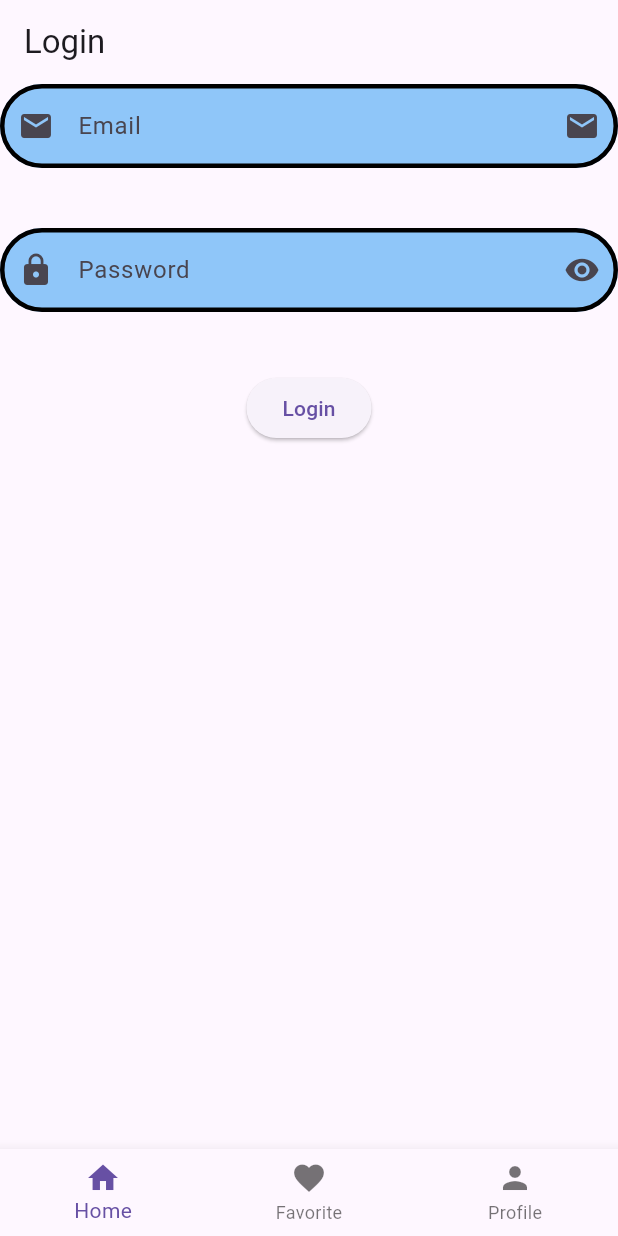
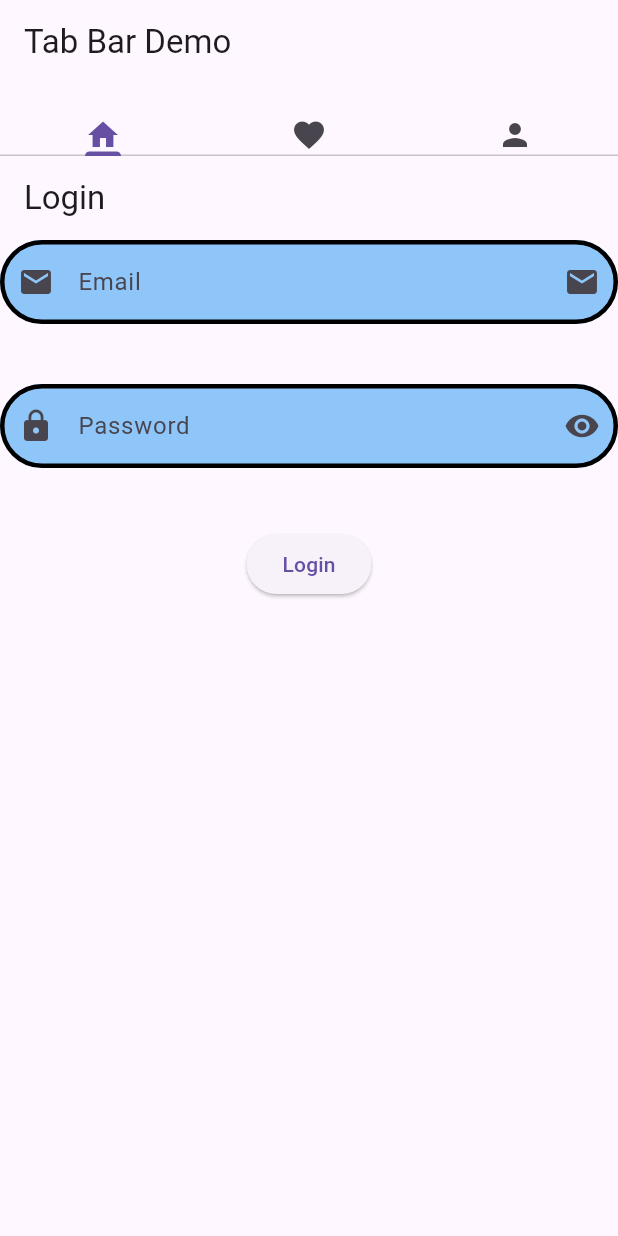
Before and after one commit to MuhammadAliKust/Flutter-B25, a Flutter app: the screen it shows after launch, on a phone screen of 412 x 824 dp. Run offline on Flutter 3.47's test engine with Material 3 defaults, Android fonts, the phone set to English and light mode, and no system bars; our stand-ins replace smooth_page_indicator, string_validator.

Commit message:
Tabbar Done

```diff
--- a/lib/main.dart
+++ b/lib/main.dart
@@ -1,5 +1,6 @@
 import 'package:flutter/material.dart';
 import 'package:flutter_b25/page_view.dart';
+import 'package:flutter_b25/tabbar_demo.dart';
 
 import 'asset_image.dart';
 import 'bottom_bar.dart';
@@ -19,7 +20,7 @@ class MyApp extends StatelessWidget {
   @override
   Widget build(BuildContext context) {
     return MaterialApp(
-      home: BottomBarDemo(),
+      home: TabbarDemo(),
       // home: Scaffold(
       //   backgroundColor: Colors.blue,
       //   appBar: AppBar(
--- /dev/null
+++ b/lib/tabbar_demo.dart
@@ -0,0 +1,30 @@
+import 'package:flutter/material.dart';
+import 'package:flutter_b25/grid_view.dart';
+import 'package:flutter_b25/login.dart';
+import 'package:flutter_b25/page_view.dart';
+
+class TabbarDemo extends StatelessWidget {
+  const TabbarDemo({super.key});
+
+  @override
+  Widget build(BuildContext context) {
+    return DefaultTabController(
+      length: 3,
+      child: Scaffold(
+        appBar: AppBar(
+          title: Text("Tab Bar Demo"),
+          bottom: TabBar(tabs: [
+            Icon(Icons.home),
+            Icon(Icons.favorite),
+            Icon(Icons.person)
+          ]),
+        ),
+        body: TabBarView(children: [
+          LoginView(),
+          GridViewDemo(),
+          PageViewDemo()
+        ]),
+      ),
+    );
+  }
+}
```
